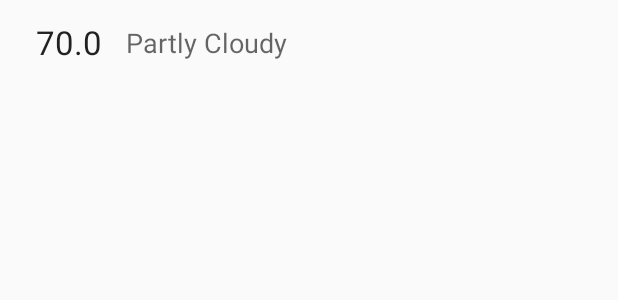
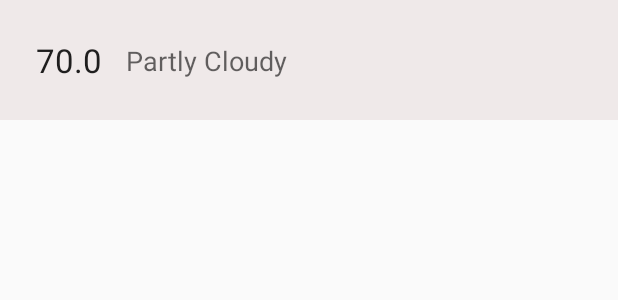
Before and after one commit to sengab87/activities, an Android app: the layout item_daily_forecast.xml on its own in the app's theme, with its tools: preview values and no code run, on a phone screen of 412 x 824 dp. Shown: the top 300 px of the screen. Run offline under Robolectric (Android 15) with nearby library versions, the phone set to English and light mode, and no system bars.

Commit message:
Third commit

```diff
--- a/app/src/main/res/layout/activity_main.xml
+++ b/app/src/main/res/layout/activity_main.xml
@@ -2,7 +2,6 @@
 <androidx.constraintlayout.widget.ConstraintLayout xmlns:android="http://schemas.android.com/apk/res/android"
     xmlns:app="http://schemas.android.com/apk/res-auto"
     xmlns:tools="http://schemas.android.com/tools"
-    android:id="@+id/forecastList"
     android:layout_width="match_parent"
     android:layout_height="match_parent"
     tools:context=".MainActivity">
@@ -48,6 +47,7 @@
         app:srcCompat="@drawable/ic_location_on_black_24dp" />
 
     <androidx.recyclerview.widget.RecyclerView
+        android:id="@+id/forecastList"
         android:layout_width="0dp"
         android:layout_height="0dp"
         android:layout_marginStart="16dp"
--- a/app/src/main/res/layout/item_daily_forecast.xml
+++ b/app/src/main/res/layout/item_daily_forecast.xml
@@ -1,10 +1,12 @@
 <?xml version="1.0" encoding="utf-8"?>
-<androidx.constraintlayout.widget.ConstraintLayout
-    xmlns:android="http://schemas.android.com/apk/res/android"
+<androidx.constraintlayout.widget.ConstraintLayout xmlns:android="http://schemas.android.com/apk/res/android"
     xmlns:app="http://schemas.android.com/apk/res-auto"
     xmlns:tools="http://schemas.android.com/tools"
     android:layout_width="match_parent"
-    android:layout_height="56dp">
+    android:background="@color/forecast_item_background"
+    android:foreground="?attr/selectableItemBackground"
+    android:clickable="true"
+    android:layout_height="80dp">
 
     <TextView
         android:id="@+id/tempText"
@@ -13,18 +15,18 @@
         android:layout_marginStart="24dp"
         android:text="70.0"
         android:textAppearance="@style/TextAppearance.AppCompat.Large"
+        app:layout_constraintBottom_toBottomOf="parent"
         app:layout_constraintStart_toStartOf="parent"
-        app:layout_constraintBottom_toBottomOf="parent"
         app:layout_constraintTop_toTopOf="parent" />
 
     <TextView
         android:id="@+id/descriptionText"
         android:layout_width="wrap_content"
         android:layout_height="wrap_content"
+        android:layout_marginStart="16dp"
         android:text="Partly Cloudy"
-        android:layout_marginStart="16dp"
         android:textAppearance="@style/TextAppearance.AppCompat.Medium"
+        app:layout_constraintBottom_toBottomOf="@id/tempText"
         app:layout_constraintStart_toEndOf="@+id/tempText"
-        app:layout_constraintBottom_toBottomOf="@id/tempText"
         app:layout_constraintTop_toTopOf="@id/tempText" />
 </androidx.constraintlayout.widget.ConstraintLayout>
--- a/app/src/main/res/values/colors.xml
+++ b/app/src/main/res/values/colors.xml
@@ -3,4 +3,5 @@
     <color name="colorPrimary">#FFEB3B</color>
     <color name="colorPrimaryDark">#FFB300</color>
     <color name="colorAccent">#FF8F00</color>
+    <color name="forecast_item_background">#EFE9E9</color>
 </resources>
--- a/app/src/main/res/values/strings.xml
+++ b/app/src/main/res/values/strings.xml
@@ -1,3 +1,4 @@
 <resources>
     <string name="app_name">activities</string>
+    <string name = "forecast_clicked_format">Forecast: 1%.2f %2$s</string>
 </resources>
```
Also changed, not shown: app/src/main/java/com/example/activities/DailyForeCastAdapter.kt (+20 -1 lines), app/src/main/java/com/example/activities/ForecastRepository.kt (+14 -2 lines), app/src/main/java/com/example/activities/MainActivity.kt (+13 -2 lines).
